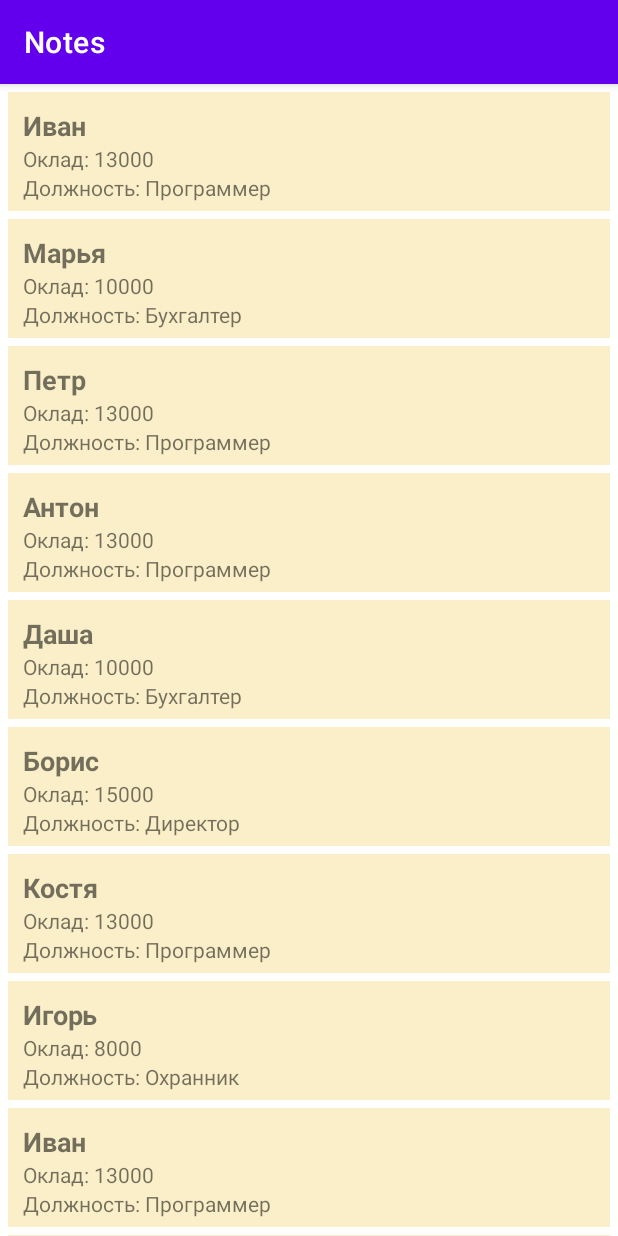
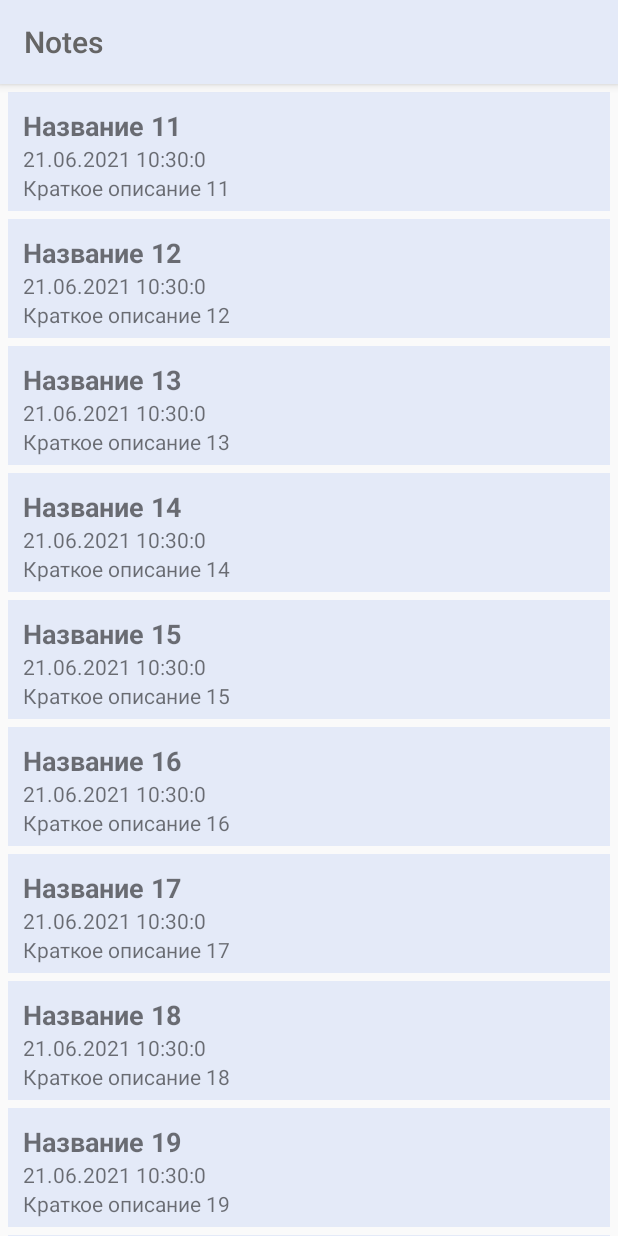
Before and after one commit to Oleg-Pronin/Note, an Android app: the screen it shows after launch (MainActivity), on a phone screen of 412 x 824 dp. Run offline under Robolectric (Android 15) with nearby library versions, the phone set to English and light mode, and no system bars.

Commit message:
Разработка приложения заметок

```diff
--- a/app/src/main/java/com/example/note/MainActivity.java
+++ b/app/src/main/java/com/example/note/MainActivity.java
@@ -11,33 +11,9 @@ import android.widget.TextView;
 
 public class MainActivity extends AppCompatActivity {
 
-    String[] name = { "Иван", "Марья", "Петр", "Антон", "Даша", "Борис",
-            "Костя", "Игорь" , "Иван", "Марья", "Петр", "Антон", "Даша", "Борис",
-            "Костя", "Игорь" };
-    String[] position = { "Программер", "Бухгалтер", "Программер",
-            "Программер", "Бухгалтер", "Директор", "Программер", "Охранник" ,"Программер", "Бухгалтер", "Программер",
-            "Программер", "Бухгалтер", "Директор", "Программер", "Охранник"};
-    int salary[] = { 13000, 10000, 13000, 13000, 10000, 15000, 13000, 8000, 13000, 10000, 13000, 13000, 10000, 15000, 13000, 8000  };
-
     @Override
     protected void onCreate(Bundle savedInstanceState) {
         super.onCreate(savedInstanceState);
         setContentView(R.layout.activity_main);
-
-        LinearLayout linLayout = (LinearLayout) findViewById(R.id.linLayout);
-
-        LayoutInflater ltInflater = getLayoutInflater();
-
-        for (int i = 0; i < name.length; i++) {
-            Log.d("myLogs", "i = " + i);
-            View item = ltInflater.inflate(R.layout.item, linLayout, false);
-            TextView tvName = (TextView) item.findViewById(R.id.listNoteTitle);
-            tvName.setText(name[i]);
-            TextView tvPosition = (TextView) item.findViewById(R.id.listNotePrev);
-            tvPosition.setText("Должность: " + position[i]);
-            TextView tvSalary = (TextView) item.findViewById(R.id.listNoteDate);
-            tvSalary.setText("Оклад: " + String.valueOf(salary[i]));
-            linLayout.addView(item);
-        }
     }
 }
--- /dev/null
+++ b/app/src/main/java/com/example/note/fragment/ListNotesFragment.java
@@ -0,0 +1,123 @@
+package com.example.note.fragment;
+
+import android.content.res.Configuration;
+import android.os.Bundle;
+
+import androidx.annotation.NonNull;
+import androidx.annotation.Nullable;
+import androidx.fragment.app.Fragment;
+import androidx.fragment.app.FragmentManager;
+import androidx.fragment.app.FragmentTransaction;
+
+import android.view.LayoutInflater;
+import android.view.View;
+import android.view.ViewGroup;
+import android.widget.LinearLayout;
+import android.widget.ScrollView;
+import android.widget.TextView;
+
+import com.example.note.R;
+import com.example.note.entity.Note;
+
+import java.text.SimpleDateFormat;
+import java.util.Date;
+import java.util.HashMap;
+
+/**
+ * A simple {@link Fragment} subclass.
+ * Use the {@link ListNotesFragment#newInstance} factory method to
+ * create an instance of this fragment.
+ */
+public class ListNotesFragment extends Fragment {
+
+    private boolean isLandscape;
+    private Note note;
+    public static final String CURRENT_NOTE = "CurrentNote";
+    HashMap<String, Note> noteList;
+
+    public ListNotesFragment() {
+        noteList = new HashMap<>();
+
+        for (int i = 0; i < 20; i++) {
+            noteList.put(
+                    String.valueOf(i),
+                    new Note(
+                            "Название " + i,
+                            "Краткое описание " + i,
+                            new Date()
+                    )
+            );
+        }
+    }
+
+    @Override
+    public View onCreateView(LayoutInflater inflater, ViewGroup container, Bundle savedInstanceState) {
+        return inflater.inflate(R.layout.fragment_list_notes, container, false);
+    }
+
+    @Override
+    public void onViewCreated(@NonNull View view, @Nullable Bundle savedInstanceState) {
+        super.onViewCreated(view, savedInstanceState);
+        initNoteList();
+
+        isLandscape = getResources().getConfiguration().orientation == Configuration.ORIENTATION_LANDSCAPE;
+
+        // Если это не первое создание, то восстановим текущую позицию
+        if (savedInstanceState != null) {
+            // Восстановление текущей позиции.
+            note = savedInstanceState.getParcelable(CURRENT_NOTE);
+        } else {
+            note = noteList.get("1");
+        }
+
+        // Если можно нарисовать рядом герб, то сделаем это
+        if (isLandscape) {
+            showDetailNote(note);
+        }
+    }
+
+    private void initNoteList() {
+        ScrollView scrollView = (ScrollView) getView();
+        assert scrollView != null;
+
+        LinearLayout linLayout = scrollView.findViewById(R.id.linLayout);
+        LayoutInflater ltInflater = getLayoutInflater();
+
+        SimpleDateFormat formatForDateNow = new SimpleDateFormat("dd.MM.yyyy H:m:s");
+
+        noteList.forEach((s, note) -> {
+            View item = ltInflater.inflate(R.layout.item, linLayout, false);
+            item.setHapticFeedbackEnabled(true);
+
+            TextView noteName = item.findViewById(R.id.listNoteTitle);
+            noteName.setText(note.getName());
+
+            TextView notePrev = item.findViewById(R.id.listNotePrev);
+            notePrev.setText(note.getDescription());
+
+            TextView noteDate = item.findViewById(R.id.listNoteDate);
+            noteDate.setText(formatForDateNow.format(note.getCreateDate()));
+
+            linLayout.addView(item);
+
+            item.setOnClickListener(v -> showDetailNote(note));
+        });
+    }
+
+    private void showDetailNote(Note note) {
+        // Создаём новый фрагмент с текущей позицией для вывода герба
+        DetailNoteFragment detail = DetailNoteFragment.newInstance(note);
+        // Выполняем транзакцию по замене фрагмента
+        FragmentManager fragmentManager = requireActivity().getSupportFragmentManager();
+        FragmentTransaction fragmentTransaction = fragmentManager.beginTransaction();
+
+        if (isLandscape) {
+            fragmentTransaction.replace(R.id.detailNotes, detail); // замена фрагмента
+        } else {
+            fragmentTransaction.replace(R.id.listNotes, detail); // замена фрагмента
+        }
+
+        fragmentTransaction.setTransition(FragmentTransaction.TRANSIT_FRAGMENT_FADE);
+        fragmentTransaction.commit();
+    }
+}
--- /dev/null
+++ b/app/src/main/res/layout-land/activity_main.xml
@@ -0,0 +1,22 @@
+<?xml version="1.0" encoding="utf-8"?>
+<LinearLayout xmlns:android="http://schemas.android.com/apk/res/android"
+    android:layout_width="match_parent"
+    android:layout_height="match_parent"
+    android:orientation="horizontal">
+
+    <!-- Фрагмент с выбором городов -->
+    <androidx.fragment.app.FragmentContainerView
+        android:id="@+id/listNotes"
+        android:name="com.example.citiesfragment.CitiesFragment"
+        android:layout_width="0px"
+        android:layout_height="match_parent"
+        android:layout_weight="1" />
+
+    <!-- Здесь будет герб выбранного города -->
+    <FrameLayout
+        android:id="@+id/detailNotes"
+        android:layout_width="0px"
+        android:layout_height="match_parent"
+        android:layout_weight="1"
+        android:background="?android:attr/detailsElementBackground" />
+</LinearLayout>
--- a/app/src/main/res/layout/activity_main.xml
+++ b/app/src/main/res/layout/activity_main.xml
@@ -1,21 +1,12 @@
 <?xml version="1.0" encoding="utf-8"?>
-<LinearLayout xmlns:android="http://schemas.android.com/apk/res/android"
-    xmlns:tools="http://schemas.android.com/tools"
+<FrameLayout xmlns:android="http://schemas.android.com/apk/res/android"
     android:layout_width="match_parent"
-    android:layout_height="match_parent"
-    android:orientation="vertical"
-    tools:context=".MainActivity" >
+    android:layout_height="match_parent">
 
-    <ScrollView
+    <androidx.fragment.app.FragmentContainerView
+        android:id="@+id/listNotes"
+        android:name="com.example.note.fragment.ListNotesFragment"
         android:layout_width="match_parent"
-        android:layout_height="match_parent"
-        android:id="@+id/scroll">
-        <LinearLayout
-            android:id="@+id/linLayout"
-            android:layout_width="match_parent"
-            android:layout_height="match_parent"
-            android:orientation="vertical">
+        android:layout_height="match_parent" />
 
-        </LinearLayout>
-    </ScrollView>
-</LinearLayout>
+</FrameLayout>
--- a/app/src/main/res/layout/fragment_list_notes.xml
+++ b/app/src/main/res/layout/fragment_list_notes.xml
@@ -1,9 +1,14 @@
 <?xml version="1.0" encoding="utf-8"?>
-<LinearLayout xmlns:android="http://schemas.android.com/apk/res/android"
-    xmlns:tools="http://schemas.android.com/tools"
+<ScrollView xmlns:android="http://schemas.android.com/apk/res/android"
+    android:id="@+id/scroll"
     android:layout_width="match_parent"
-    android:layout_height="match_parent"
-    android:orientation="vertical"
-    tools:context=".ListNotesFragment">
+    android:layout_height="match_parent">
 
-</LinearLayout>
+    <LinearLayout
+        android:id="@+id/linLayout"
+        android:layout_width="match_parent"
+        android:layout_height="wrap_content"
+        android:orientation="vertical">
+
+    </LinearLayout>
+</ScrollView>
--- a/app/src/main/res/layout/item.xml
+++ b/app/src/main/res/layout/item.xml
@@ -10,14 +10,13 @@
     android:layout_marginTop="5dp"
     android:layout_marginStart="5dp"
     android:layout_marginEnd="5dp"
-    android:background="#FAEFC8">
+    android:background="@color/link_water">
 
     <TextView
         android:id="@+id/listNoteTitle"
         android:layout_width="match_parent"
         android:layout_height="wrap_content"
         android:autoSizeTextType="none"
-        android:text="Заголовок"
         android:textAllCaps="false"
         android:textSize="18sp"
         android:textStyle="bold"
@@ -28,7 +27,6 @@
         android:id="@+id/listNoteDate"
         android:layout_width="152dp"
         android:layout_height="wrap_content"
-        android:text="18.06.2021 11:00"
         app:layout_constraintStart_toStartOf="parent"
         app:layout_constraintTop_toBottomOf="@+id/listNoteTitle" />
 
@@ -36,7 +34,6 @@
         android:id="@+id/listNotePrev"
         android:layout_width="match_parent"
         android:layout_height="25dp"
-        android:text="TextView"
         app:layout_constraintEnd_toEndOf="parent"
         app:layout_constraintHorizontal_bias="0.0"
         app:layout_constraintStart_toStartOf="parent"
--- a/app/src/main/res/values/colors.xml
+++ b/app/src/main/res/values/colors.xml
@@ -7,4 +7,8 @@
     <color name="teal_700">#FF018786</color>
     <color name="black">#FF000000</color>
     <color name="white">#FFFFFFFF</color>
+
+    <color name="mine_shaft">#656565</color>
+    <color name="link_water">#E4EAF8</color>
+    <color name="spindle">#B5C7E6</color>
 </resources>
--- a/app/src/main/res/values/themes.xml
+++ b/app/src/main/res/values/themes.xml
@@ -1,16 +1,18 @@
 <resources xmlns:tools="http://schemas.android.com/tools">
     <!-- Base application theme. -->
-    <style name="Theme.Note" parent="Theme.MaterialComponents.DayNight.DarkActionBar">
+    <style name="Theme.Note" parent="Theme.MaterialComponents.Light.Bridge">
         <!-- Primary brand color. -->
-        <item name="colorPrimary">@color/purple_500</item>
-        <item name="colorPrimaryVariant">@color/purple_700</item>
-        <item name="colorOnPrimary">@color/white</item>
+        <item name="colorPrimary">@color/link_water</item>
+        <item name="colorPrimaryVariant">@color/spindle</item>
+        <item name="colorOnPrimary">@color/mine_shaft</item>
+        <item name="titleTextColor">@color/mine_shaft</item>
         <!-- Secondary brand color. -->
         <item name="colorSecondary">@color/teal_200</item>
         <item name="colorSecondaryVariant">@color/teal_700</item>
         <item name="colorOnSecondary">@color/black</item>
         <!-- Status bar color. -->
         <item name="android:statusBarColor" tools:targetApi="l">?attr/colorPrimaryVariant</item>
+        <item name="android:navigationBarColor" tools:targetApi="l">?attr/colorPrimaryVariant</item>
         <!-- Customize your theme here. -->
     </style>
 </resources>
```
Also changed, not shown: app/src/main/java/com/example/note/DetailNoteFragment.java (deleted, +0 -67 lines), app/src/main/java/com/example/note/ListNotesFragment.java (deleted, +0 -64 lines), app/src/main/java/com/example/note/entity/Note.java (+36 -7 lines), app/src/main/java/com/example/note/fragment/DetailNoteFragment.java (added, +71 -0 lines), app/src/main/res/layout/fragment_detail_note.xml (+45 -1 lines).
